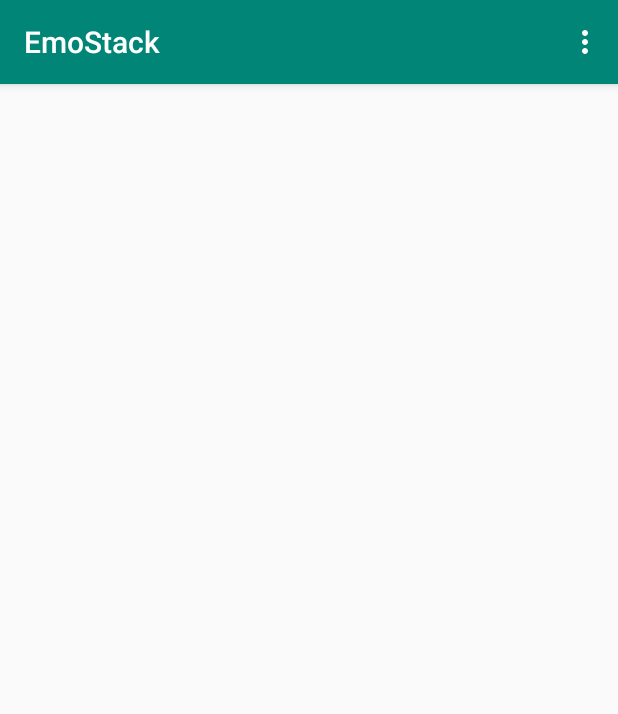
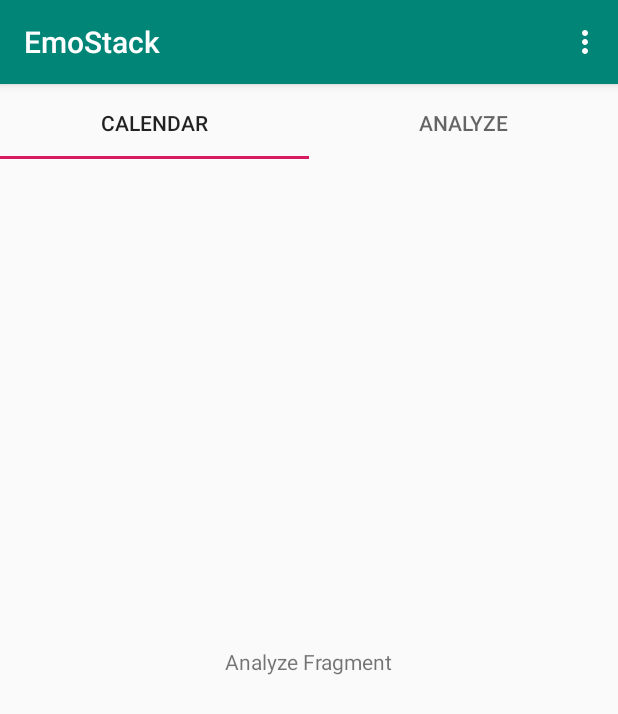
Before and after one commit to tshuhei/EmoStack, an Android app: the screen it shows after launch (MainActivity), on a phone screen of 412 x 824 dp. Shown: the top 714 px of the screen. Run offline under Robolectric (Android 15) with nearby library versions, the phone set to English and light mode, and no system bars; our stand-ins replace Firebase (no records; nobody signed in at launch, a user with empty details on screens opened directly).

Commit message:
main activity completed

```diff
--- a/EmoStack/app/src/main/java/shuhei/emostack/MainActivity.java
+++ b/EmoStack/app/src/main/java/shuhei/emostack/MainActivity.java
@@ -1,16 +1,22 @@
 package shuhei.emostack;
 
+import android.content.Intent;
+import android.content.pm.ActivityInfo;
+import android.net.Uri;
 import android.os.Bundle;
+import android.view.KeyEvent;
 import android.view.Menu;
 import android.view.MenuItem;
 
 import androidx.appcompat.app.AppCompatActivity;
 import androidx.appcompat.widget.Toolbar;
+import androidx.viewpager.widget.ViewPager;
 
+import com.google.android.material.tabs.TabLayout;
 import com.google.firebase.auth.FirebaseAuth;
 import com.google.firebase.auth.FirebaseUser;
 
-public class MainActivity extends AppCompatActivity {
+public class MainActivity extends AppCompatActivity implements AnalyzeFragment.OnFragmentInteractionListener, CalendarFragment.OnFragmentInteractionListener {
     private FirebaseAuth mFirebaseAuth;
     private FirebaseUser mFirebaseUser;
     private String mUserId;
@@ -21,6 +27,25 @@ public class MainActivity extends AppCompatActivity {
         setContentView(R.layout.activity_main);
         Toolbar toolbar = findViewById(R.id.toolbar);
         setSupportActionBar(toolbar);
+        setRequestedOrientation(ActivityInfo.SCREEN_ORIENTATION_PORTRAIT);
+
+        mFirebaseAuth = FirebaseAuth.getInstance();
+        mFirebaseUser = mFirebaseAuth.getCurrentUser();
+
+        if(mFirebaseUser != null){
+            mUserId = mFirebaseUser.getUid();
+        }else{
+            //loadLoginActivity();
+        }
+
+        PagerAdapter pagerAdapter = new PagerAdapter(getSupportFragmentManager());
+        ViewPager viewPager = findViewById(R.id.pager);
+        viewPager.setOffscreenPageLimit(2);
+        viewPager.setAdapter(pagerAdapter);
+
+        TabLayout tabLayout = findViewById(R.id.tabLayout);
+        tabLayout.setupWithViewPager(viewPager);
+
 
     }
 
@@ -39,10 +64,31 @@ public class MainActivity extends AppCompatActivity {
         int id = item.getItemId();
 
         //noinspection SimplifiableIfStatement
-        if (id == R.id.action_settings) {
-            return true;
+        if (id == R.id.logout) {
+            mFirebaseAuth.signOut();
+            loadLoginActivity();
         }
 
         return super.onOptionsItemSelected(item);
     }
+
+    public void loadLoginActivity(){
+        Intent intent = new Intent(this, LoginActivity.class);
+        intent.addFlags(Intent.FLAG_ACTIVITY_NEW_TASK);
+        intent.addFlags(Intent.FLAG_ACTIVITY_CLEAR_TASK);
+        startActivity(intent);
+    }
+
+    @Override
+    public boolean onKeyDown(int keyCode, KeyEvent event) {
+        if(keyCode==KeyEvent.KEYCODE_BACK){
+            return true;
+        }
+        return false;
+    }
+
+    @Override
+    public void onFragmentInteraction(Uri uri) {
+
+    }
 }
--- a/EmoStack/app/src/main/java/shuhei/emostack/PagerActivity.java
+++ /dev/null
@@ -1,4 +0,0 @@
-package shuhei.emostack;
-
-public class PagerActivity {
-}
--- /dev/null
+++ b/EmoStack/app/src/main/java/shuhei/emostack/PagerAdapter.java
@@ -0,0 +1,36 @@
+package shuhei.emostack;
+
+import androidx.fragment.app.Fragment;
+import androidx.fragment.app.FragmentManager;
+import androidx.fragment.app.FragmentPagerAdapter;
+
+public class PagerAdapter extends FragmentPagerAdapter {
+
+    private CharSequence[] tabTitles = {"Calendar","Analyze"};
+
+    public PagerAdapter(FragmentManager fm) {
+        super(fm);
+    }
+
+    @Override
+    public CharSequence getPageTitle(int position){
+        return tabTitles[position];
+    }
+
+    @Override
+    public Fragment getItem(int position) {
+        switch (position){
+            case 0:
+                return new CalendarFragment();
+            case 1:
+                return new AnalyzeFragment();
+            default:
+                return null;
+        }
+    }
+
+    @Override
+    public int getCount() {
+        return tabTitles.length;
+    }
+}
--- a/EmoStack/app/src/main/res/layout/activity_main.xml
+++ b/EmoStack/app/src/main/res/layout/activity_main.xml
@@ -7,6 +7,7 @@
     tools:context=".MainActivity">
 
     <com.google.android.material.appbar.AppBarLayout
+        android:id="@+id/appBarLayout"
         android:layout_width="match_parent"
         android:layout_height="wrap_content"
         android:theme="@style/AppTheme.AppBarOverlay"
@@ -23,4 +24,41 @@
 
     </com.google.android.material.appbar.AppBarLayout>
 
+    <androidx.viewpager.widget.ViewPager
+        android:id="@+id/pager"
+        android:layout_width="409dp"
+        android:layout_height="673dp"
+        android:layout_marginTop="1dp"
+        app:layout_constraintBottom_toBottomOf="parent"
+        app:layout_constraintEnd_toEndOf="parent"
+        app:layout_constraintStart_toStartOf="parent"
+        app:layout_constraintTop_toBottomOf="@+id/appBarLayout" >
+
+    </androidx.viewpager.widget.ViewPager>
+
+    <com.google.android.material.tabs.TabLayout
+        android:id="@+id/tabLayout"
+        android:layout_width="match_parent"
+        android:layout_height="wrap_content"
+        android:layout_marginTop="2dp"
+        app:layout_constraintEnd_toEndOf="parent"
+        app:layout_constraintStart_toStartOf="parent"
+        app:layout_constraintTop_toBottomOf="@+id/appBarLayout">
+
+        <com.google.android.material.tabs.TabItem
+            android:layout_width="wrap_content"
+            android:layout_height="wrap_content"
+            android:text="Monday" />
+
+        <com.google.android.material.tabs.TabItem
+            android:layout_width="wrap_content"
+            android:layout_height="wrap_content"
+            android:text="Tuesday" />
+
+        <com.google.android.material.tabs.TabItem
+            android:layout_width="wrap_content"
+            android:layout_height="wrap_content"
+            android:text="Wednesday" />
+    </com.google.android.material.tabs.TabLayout>
+
 </androidx.constraintlayout.widget.ConstraintLayout>
--- a/EmoStack/app/src/main/res/layout/fragment_calendar.xml
+++ b/EmoStack/app/src/main/res/layout/fragment_calendar.xml
@@ -1,14 +1,18 @@
 <?xml version="1.0" encoding="utf-8"?>
-<FrameLayout xmlns:android="http://schemas.android.com/apk/res/android"
+<androidx.constraintlayout.widget.ConstraintLayout xmlns:android="http://schemas.android.com/apk/res/android"
+    xmlns:app="http://schemas.android.com/apk/res-auto"
     xmlns:tools="http://schemas.android.com/tools"
     android:layout_width="match_parent"
     android:layout_height="match_parent"
     tools:context=".CalendarFragment">
 
-    <!-- TODO: Update blank fragment layout -->
     <TextView
-        android:layout_width="match_parent"
-        android:layout_height="match_parent"
-        android:text="@string/hello_blank_fragment" />
-
-</FrameLayout>
+        android:id="@+id/textView3"
+        android:layout_width="wrap_content"
+        android:layout_height="wrap_content"
+        android:text="Analyze Fragment"
+        app:layout_constraintBottom_toBottomOf="parent"
+        app:layout_constraintEnd_toEndOf="parent"
+        app:layout_constraintStart_toStartOf="parent"
+        app:layout_constraintTop_toTopOf="parent" />
+</androidx.constraintlayout.widget.ConstraintLayout>
--- a/EmoStack/app/src/main/res/menu/menu_main.xml
+++ b/EmoStack/app/src/main/res/menu/menu_main.xml
@@ -3,8 +3,8 @@
     xmlns:tools="http://schemas.android.com/tools"
     tools:context="shuhei.emostack.MainActivity">
     <item
-        android:id="@+id/action_settings"
+        android:id="@+id/logout"
         android:orderInCategory="100"
-        android:title="@string/action_settings"
+        android:title="@string/logout"
         app:showAsAction="never" />
 </menu>
--- a/EmoStack/app/src/main/res/values/strings.xml
+++ b/EmoStack/app/src/main/res/values/strings.xml
@@ -4,4 +4,5 @@
 
     <!-- TODO: Remove or change this placeholder text -->
     <string name="hello_blank_fragment">Hello blank fragment</string>
+    <string name="logout">Logout</string>
 </resources>
```
Also changed, not shown: EmoStack/app/src/main/res/layout/activity_login.xml (+9 -0 lines), EmoStack/app/src/main/res/layout/fragment_analyze.xml (+11 -7 lines).
